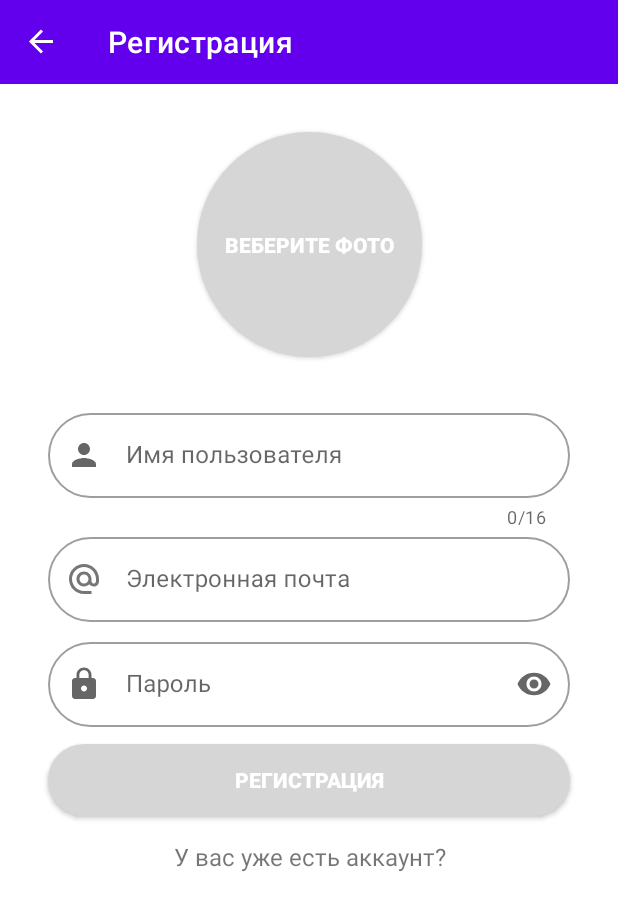
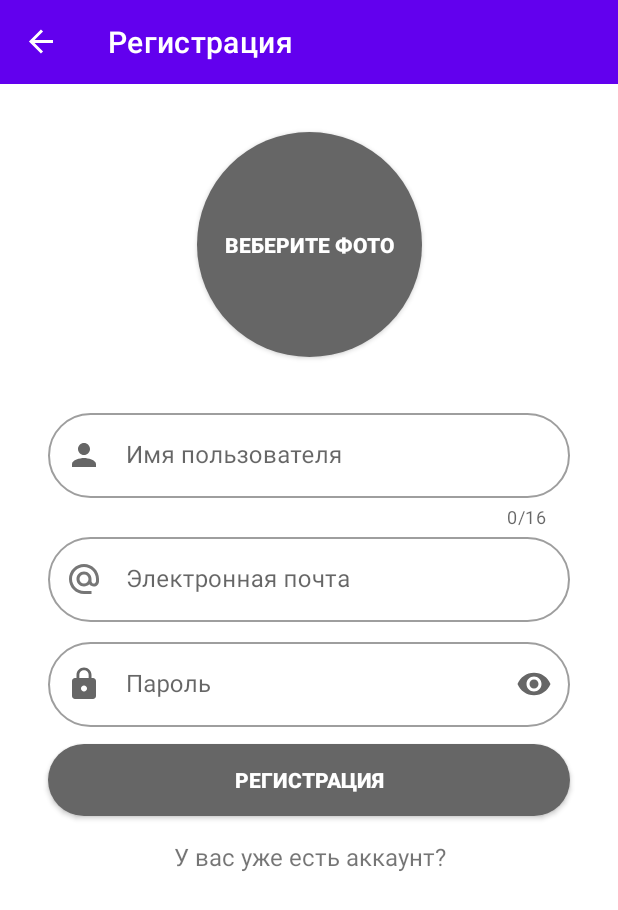
Before and after one commit to Baudi2/I-ve-Lost, an Android app: the FragmentRegister screen opened through its navigation route, on a phone screen of 412 x 824 dp. Shown: the top 910 px of the screen. Run offline under Robolectric (Android 15) with nearby library versions, the phone set to English and light mode, and no system bars; our stand-ins replace CircleImageView, navigation-ui.

Commit message:
test revert here

```diff
--- a/app/src/main/res/values/colors.xml
+++ b/app/src/main/res/values/colors.xml
@@ -18,5 +18,6 @@
     <color name="cyan">#BCECE0</color>
     <color name="logo_background_color">#C2D0D0</color>
     <color name="support_project_color">#FEF200</color>
+    <color name="the_greyer">#666666</color>
 
 </resources>
```
